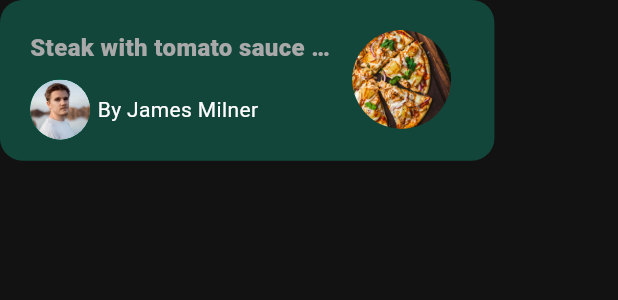
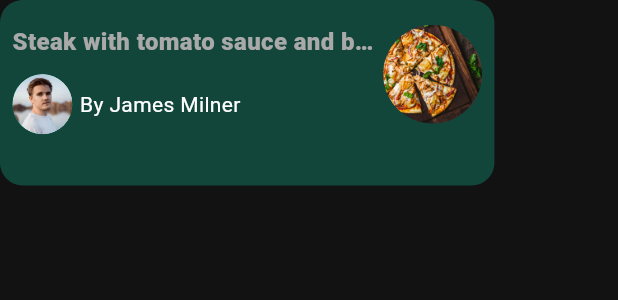
Before and after one commit to SyedAbdalAhmedShah/receipe_app, a Flutter app: the NewReciepeCard widget shown alone on an empty page, opened directly with empty values, on a phone screen of 412 x 824 dp. Shown: the top 300 px of the screen. Run offline on Flutter 3.47's test engine with Material 3 defaults, Android fonts, the phone set to English and light mode, and no system bars; our stand-ins replace appwrite, awesome_dialog, bloc, cached_network_image, dio, flutter_bloc and 7 more; accounts and stored records are empty; network calls fail.

Commit message:
ui responsiveness handled

```diff
--- a/lib/pages/home/home.dart
+++ b/lib/pages/home/home.dart
@@ -114,7 +114,7 @@ class _HomeSectionState extends State<_HomeSection> {
             const ReciepeCategorySection(),
             const Gap(20),
             SizedBox(
-              height: size.height * 0.3,
+              height: size.height * 0.38,
               child: ListView.separated(
                 itemCount: 10,
                 scrollDirection: Axis.horizontal,
--- a/lib/pages/home/widgets/new_reciepe_card.dart
+++ b/lib/pages/home/widgets/new_reciepe_card.dart
@@ -11,22 +11,15 @@ class NewReciepeCard extends StatelessWidget {
   @override
   Widget build(BuildContext context) {
     final size = MediaQuery.sizeOf(context);
-    return      Row(
+    return Row(
       crossAxisAlignment: CrossAxisAlignment.start,
       children: [
-        SlideTransition(
-          position: Tween<Offset>(
-            begin: const Offset(-10, 0),
-            end: const Offset(0, 0),
-          ).animate(CurvedAnimation(
-              parent: anim,
-              curve: Curves.easeIn,
-              reverseCurve: Curves.bounceOut)),
-          child: Container(
+        Container(
           margin: const EdgeInsets.only(right: 15.0),
-            padding: const EdgeInsets.all(20.0),
+          padding: EdgeInsets.symmetric(
+              horizontal: size.width * 0.02, vertical: size.height * 0.02),
           width: size.width * 0.8,
-            height: size.height * 0.13,
+          height: size.height * 0.15,
           decoration: BoxDecoration(
             borderRadius: BorderRadius.circular(15.0),
             color: Theme.of(context).colorScheme.primary.withOpacity(0.4),
@@ -41,7 +34,7 @@ class NewReciepeCard extends StatelessWidget {
                     crossAxisAlignment: CrossAxisAlignment.start,
                     children: [
                       SizedBox(
-                          width: size.width * 0.5,
+                        width: size.width * 0.6,
                         child: Text(
                           "Steak with tomato sauce and bulgur rice.",
                           overflow: TextOverflow.ellipsis,
@@ -79,7 +72,6 @@ class NewReciepeCard extends StatelessWidget {
             ],
           ),
         ),
-        ),
       ],
     );
   }
--- a/lib/pages/home/widgets/recipe_card.dart
+++ b/lib/pages/home/widgets/recipe_card.dart
@@ -17,6 +17,7 @@ class ReciepCard extends StatelessWidget {
   Widget build(BuildContext context) {
     final size = MediaQuery.sizeOf(context);
     return InkWell(
+      borderRadius: BorderRadius.circular(15.0),
       onTap: () {
         log("message", level: 2);
         // context.push(
@@ -29,7 +30,7 @@ class ReciepCard extends StatelessWidget {
       },
       child: Container(
         width: size.width * 0.5,
-        height: size.height * 0.23,
+        height: size.height * 0.3,
         padding: const EdgeInsets.symmetric(horizontal: 10.0),
         decoration: BoxDecoration(
             color: Theme.of(context).colorScheme.primary.withOpacity(0.4),
```
Lines whose indentation alone changed are shown as unchanged.
